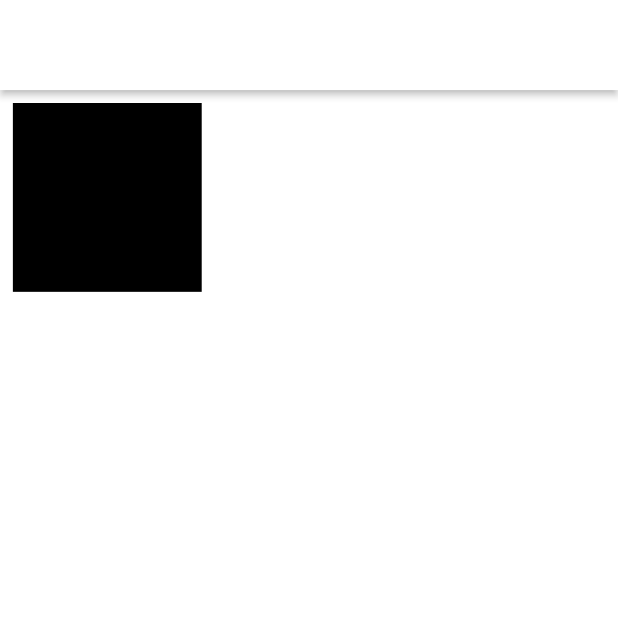
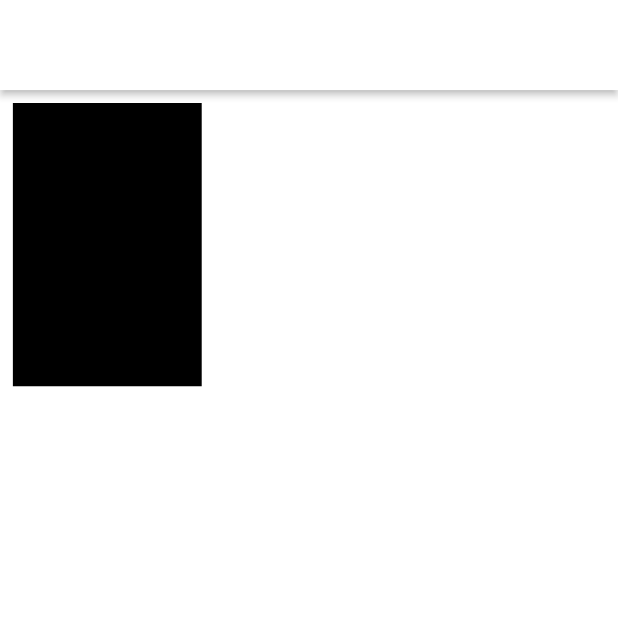
Before and after one commit to danushaMalshan/codesprin7-bugzfree, a Flutter app: the screen it shows after launch, on a phone screen of 412 x 824 dp, the top half of it. Run offline on Flutter 3.47's test engine with Material 2 defaults, Android fonts, the phone set to English and light mode, and no system bars; our stand-ins replace flutter_svg, responsive_framework.

Commit message:
main.dart fix

```diff
--- a/together/lib/screens/select_category.dart
+++ b/together/lib/screens/select_category.dart
@@ -18,6 +18,7 @@ class _SelectCategoryScreenState extends State<SelectCategoryScreen> {
       appBar:
           PreferredSize(preferredSize: Size.fromHeight(70), child: AppBar()),
       body: GridView.count(
+          childAspectRatio: 2 / 3,
           crossAxisCount: 3,
           crossAxisSpacing: 10,
           mainAxisSpacing: 10,
@@ -25,7 +26,7 @@ class _SelectCategoryScreenState extends State<SelectCategoryScreen> {
           children: [
             Container(
               width: (width - 40) / 3,
-              height: 10,
+              height: 3000,
               decoration: BoxDecoration(color: Colors.black),
             ),
           ]),
```
